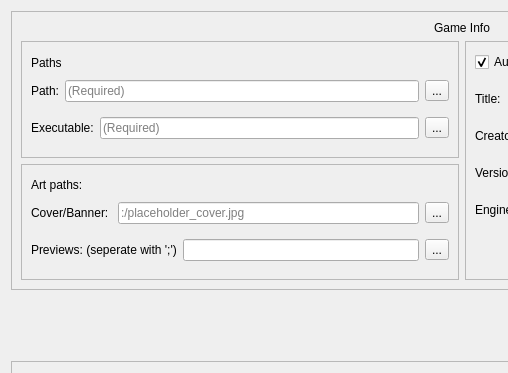
The window that src/ui/dialog/GameImportDialog.ui (KJNeko/Atlas) describes before a commit, drawn with Qt 5; both pictures show x 0 to 508 and y 0 to 373 of the 924 by 576 pixel window.
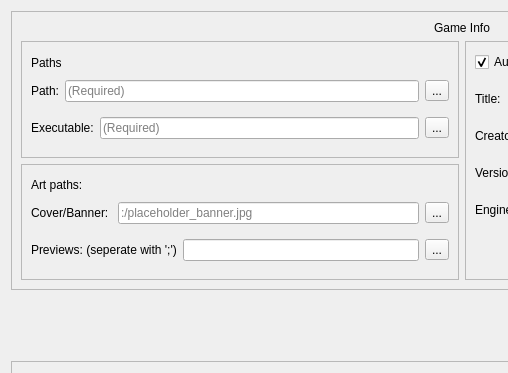
The same window after the commit.

Commit message: Fix path being wrong for placeholder banner in importer

```diff
--- a/src/ui/dialog/GameImportDialog.ui
+++ b/src/ui/dialog/GameImportDialog.ui
@@ -225,7 +225,7 @@
                   <item>
                    <widget class="QLineEdit" name="bannerPath">
                     <property name="placeholderText">
-                     <string>:/placeholder_cover.jpg</string>
+                     <string>:/placeholder_banner.jpg</string>
                     </property>
                    </widget>
                   </item>
```
